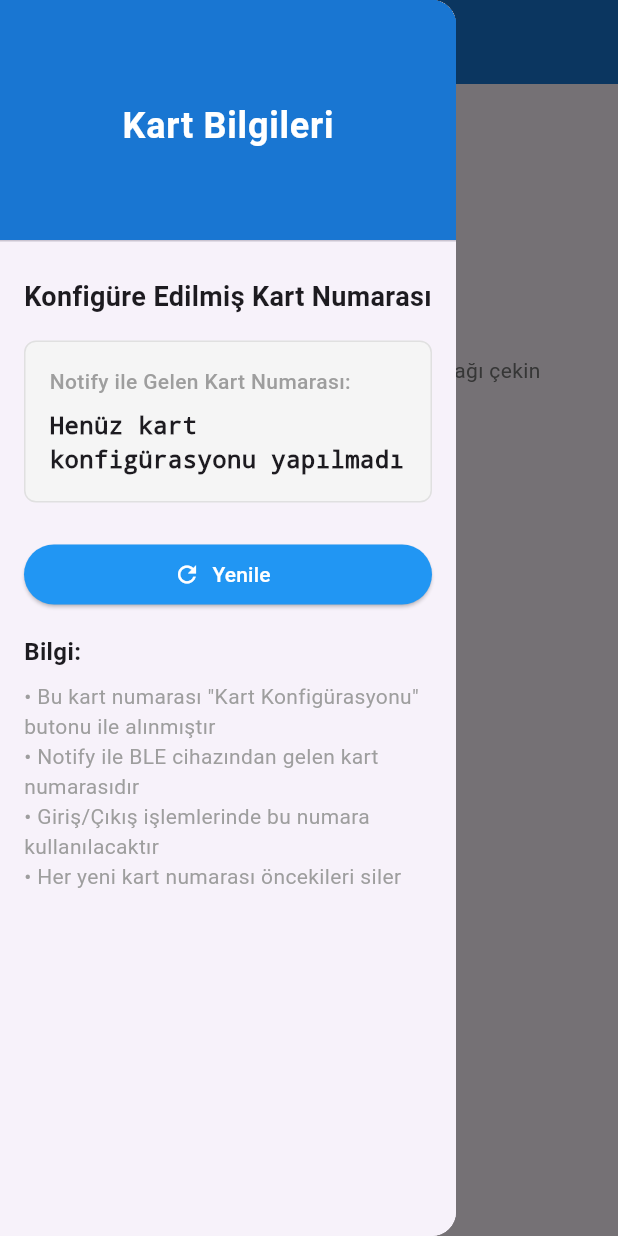
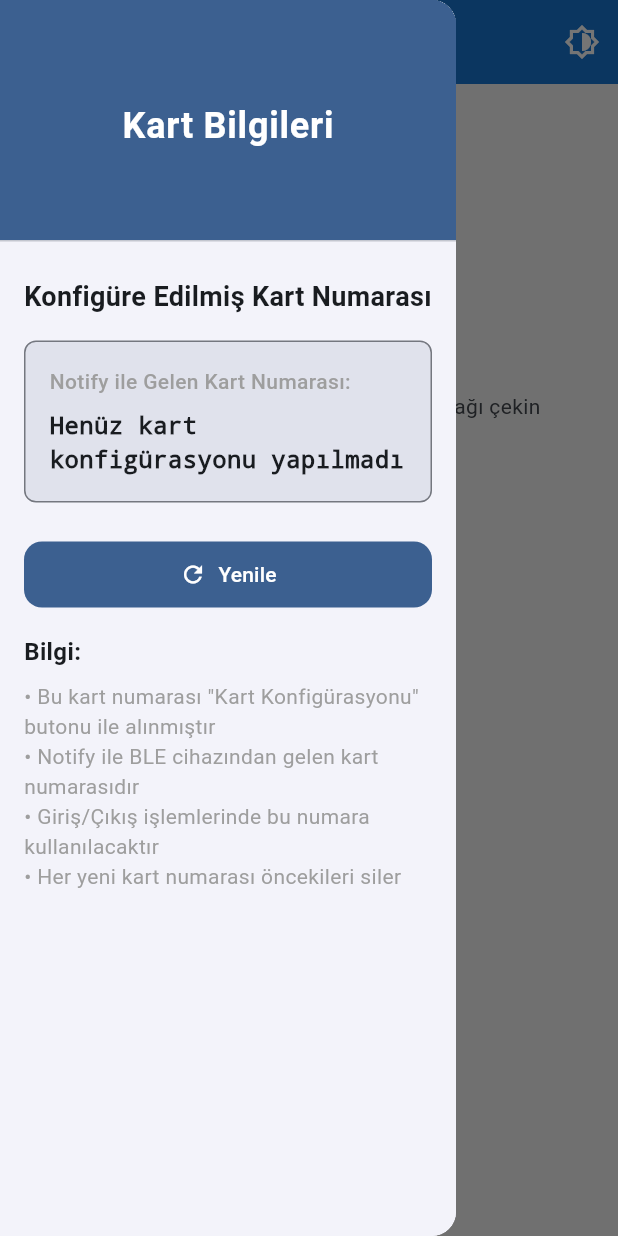
Before and after one commit to Emirkynr/PFD6000-flutter, a Flutter app: the screen it shows after launch, with the side drawer open, on a phone screen of 412 x 824 dp. Run offline on Flutter 3.47's test engine with Material 3 defaults, Android fonts, the phone set to English and light mode, and no system bars; our stand-ins replace convert, permission_handler, shared_preferences, sprintf; missing offline and left inert: flutter_reactive_ble.

Commit message:
ui update

```diff
--- a/lib/main.dart
+++ b/lib/main.dart
@@ -1,19 +1,41 @@
 import 'package:flutter/material.dart';
 import 'ui/scanner_page.dart';
+import 'theme/app_theme.dart';
+import 'theme/theme_provider.dart';
 
 void main() {
   runApp(const MyApp());
 }
 
-class MyApp extends StatelessWidget {
+class MyApp extends StatefulWidget {
   const MyApp({super.key});
 
   @override
+  State<MyApp> createState() => _MyAppState();
+
+  // Static accessor for ThemeProvider to easily toggle from anywhere
+  static ThemeProvider of(BuildContext context) {
+    return context.findAncestorStateOfType<_MyAppState>()!._themeProvider;
+  }
+}
+
+class _MyAppState extends State<MyApp> {
+  final ThemeProvider _themeProvider = ThemeProvider();
+
+  @override
   Widget build(BuildContext context) {
-    return const MaterialApp(
-      debugShowCheckedModeBanner: false,
-      title: 'Politeknik BLE Reader',
-      home: ScannerPage(),
+    return ListenableBuilder(
+      listenable: _themeProvider,
+      builder: (context, child) {
+        return MaterialApp(
+          debugShowCheckedModeBanner: false,
+          title: 'POLITEKNIK BGS',
+          theme: AppTheme.lightTheme,
+          darkTheme: AppTheme.darkTheme,
+          themeMode: _themeProvider.themeMode,
+          home: const ScannerPage(),
+        );
+      },
     );
   }
 }
--- /dev/null
+++ b/lib/theme/app_theme.dart
@@ -0,0 +1,72 @@
+import 'package:flutter/material.dart';
+
+class AppTheme {
+  // Brand Colors
+  static const Color politeknikBlue = Color(0xFF1976D2);
+  static const Color politeknikNavy = Color(0xFF0D47A1);
+
+  // Light Theme
+  static ThemeData get lightTheme {
+    return ThemeData(
+      useMaterial3: true,
+      colorScheme: ColorScheme.fromSeed(
+        seedColor: politeknikBlue,
+        brightness: Brightness.light,
+      ),
+      scaffoldBackgroundColor: const Color(0xFFF5F5F5), // Light gray background
+      appBarTheme: const AppBarTheme(
+        centerTitle: true,
+        elevation: 0,
+        scrolledUnderElevation: 2,
+        backgroundColor: politeknikBlue,
+        foregroundColor: Colors.white,
+      ),
+      /*cardTheme: CardTheme(
+        elevation: 2,
+        shape: RoundedRectangleBorder(borderRadius: BorderRadius.circular(16)),
+        color: Colors.white,
+        surfaceTintColor: Colors.transparent,
+      ),*/
+      elevatedButtonTheme: ElevatedButtonThemeData(
+        style: ElevatedButton.styleFrom(
+          elevation: 0,
+          shape: RoundedRectangleBorder(borderRadius: BorderRadius.circular(12)),
+          padding: const EdgeInsets.symmetric(horizontal: 24, vertical: 12),
+        ),
+      ),
+    );
+  }
+
+  // Dark Theme
+  static ThemeData get darkTheme {
+    return ThemeData(
+      useMaterial3: true,
+      colorScheme: ColorScheme.fromSeed(
+        seedColor: politeknikBlue,
+        brightness: Brightness.dark,
+        surface: const Color(0xFF1E1E1E),
+      ),
+      scaffoldBackgroundColor: const Color(0xFF121212), // Dark background
+      appBarTheme: const AppBarTheme(
+        centerTitle: true,
+        elevation: 0,
+        scrolledUnderElevation: 2,
+        backgroundColor: Color(0xFF1E1E1E),
+        foregroundColor: Colors.white,
+      ),
+      /*cardTheme: CardTheme(
+        elevation: 4,
+        shape: RoundedRectangleBorder(borderRadius: BorderRadius.circular(16)),
+        color: const Color(0xFF2C2C2C),
+        surfaceTintColor: Colors.transparent,
+      ),*/
+      elevatedButtonTheme: ElevatedButtonThemeData(
+        style: ElevatedButton.styleFrom(
+          elevation: 0,
+          shape: RoundedRectangleBorder(borderRadius: BorderRadius.circular(12)),
+          padding: const EdgeInsets.symmetric(horizontal: 24, vertical: 12),
+        ),
+      ),
+    );
+  }
+}
--- /dev/null
+++ b/lib/theme/theme_provider.dart
@@ -0,0 +1,31 @@
+import 'package:flutter/material.dart';
+
+class ThemeProvider extends ChangeNotifier {
+  ThemeMode _themeMode = ThemeMode.system;
+
+  ThemeMode get themeMode => _themeMode;
+
+  bool get isDarkMode {
+    if (_themeMode == ThemeMode.system) {
+      // We can't know for sure here without context, but strictly speaking this logic
+      // is usually handled by the Flutter framework.
+      // For toggle purpose, we mainly care if it's explicitly dark.
+      return false;
+    }
+    return _themeMode == ThemeMode.dark;
+  }
+
+  void toggleTheme() {
+    if (_themeMode == ThemeMode.light) {
+      _themeMode = ThemeMode.dark;
+    } else {
+      _themeMode = ThemeMode.light;
+    }
+    notifyListeners();
+  }
+
+  void setThemeMode(ThemeMode mode) {
+    _themeMode = mode;
+    notifyListeners();
+  }
+}
--- a/lib/ui/message_log_page.dart
+++ b/lib/ui/message_log_page.dart
@@ -258,8 +258,8 @@ class _MessageLogPageState extends State<MessageLogPage> {
     return Scaffold(
       appBar: AppBar(
         title: Text('Notify Hex Data - ${widget.device.name}'),
-        backgroundColor: Colors.blue,
-        foregroundColor: Colors.white,
+        // backgroundColor: Colors.blue, // Use Theme
+        // foregroundColor: Colors.white,
         actions: [
           PopupMenuButton<String>(
             icon: const Icon(Icons.format_list_bulleted),
@@ -298,9 +298,10 @@ class _MessageLogPageState extends State<MessageLogPage> {
       body: Column(
         children: [
           // Bağlantı durumu ve kontroller
+          // Bağlantı durumu ve kontroller
           Container(
             padding: const EdgeInsets.all(16),
-            color: Colors.grey.shade100,
+            color: Theme.of(context).colorScheme.surfaceVariant, // or surfaceContainer
             child: Column(
               children: [
                 Row(
@@ -324,8 +325,8 @@ class _MessageLogPageState extends State<MessageLogPage> {
                         icon: const Icon(Icons.bluetooth),
                         label: const Text('Bağlan'),
                         style: ElevatedButton.styleFrom(
-                          backgroundColor: Colors.blue,
-                          foregroundColor: Colors.white,
+                          backgroundColor: Theme.of(context).colorScheme.primary,
+                          foregroundColor: Theme.of(context).colorScheme.onPrimary,
                         ),
                       )
                     else ...[
@@ -512,10 +513,10 @@ class MessageLogTile extends StatelessWidget {
               width: double.infinity,
               padding: const EdgeInsets.all(8),
               decoration: BoxDecoration(
-                color: log.isIncoming ? Colors.blue.shade50 : Colors.grey.shade100,
+                color: log.isIncoming ? Theme.of(context).colorScheme.primaryContainer : Theme.of(context).colorScheme.surface,
                 borderRadius: BorderRadius.circular(8),
                 border: Border.all(
-                  color: log.isIncoming ? Colors.blue.shade200 : Colors.grey.shade300,
+                  color: log.isIncoming ? Theme.of(context).colorScheme.primary.withOpacity(0.3) : Theme.of(context).dividerColor,
                 ),
               ),
               child: Column(
@@ -563,9 +564,9 @@ class MessageLogTile extends StatelessWidget {
                     Container(
                       padding: const EdgeInsets.all(8),
                       decoration: BoxDecoration(
-                        color: Colors.grey.shade50,
+                        color: Theme.of(context).colorScheme.surfaceVariant,
                         borderRadius: BorderRadius.circular(4),
-                        border: Border.all(color: Colors.grey.shade300),
+                        border: Border.all(color: Theme.of(context).dividerColor),
                       ),
                       child: Column(
                         crossAxisAlignment: CrossAxisAlignment.start,
@@ -586,10 +587,10 @@ class MessageLogTile extends StatelessWidget {
                           const SizedBox(height: 4),
                           SelectableText(
                             log.content,
-                            style: const TextStyle(
+                            style: TextStyle(
                               fontFamily: 'monospace',
                               fontSize: 11,
-                              color: Colors.black54,
+                              color: Theme.of(context).colorScheme.onSurfaceVariant,
                             ),
                           ),
                         ],
--- a/lib/ui/scanner/widgets/device_list.dart
+++ b/lib/ui/scanner/widgets/device_list.dart
@@ -34,14 +34,14 @@ class DeviceList extends StatelessWidget {
               child: Column(
                 mainAxisAlignment: MainAxisAlignment.center,
                 children: [
-                  Icon(Icons.bluetooth_searching, size: 80, color: Colors.grey.shade400),
+                  Icon(Icons.bluetooth_searching, size: 104, color: Theme.of(context).colorScheme.outline),
                   const SizedBox(height: 24),
                   Text(
                     'Cihaz bulunamadı',
                     style: TextStyle(
                       fontSize: 20,
                       fontWeight: FontWeight.bold,
-                      color: Colors.grey.shade700
+                      color: Theme.of(context).colorScheme.onSurface
                     ),
                   ),
                   const SizedBox(height: 16),
@@ -49,7 +49,7 @@ class DeviceList extends StatelessWidget {
                     'Yakındaki BLE cihazları taramak için aşağı çekin',
                     style: TextStyle(
                       fontSize: 14,
-                      color: Colors.grey.shade600
+                      color: Theme.of(context).colorScheme.onSurfaceVariant
                     ),
                     textAlign: TextAlign.center,
                   ),
--- a/lib/ui/scanner/widgets/device_list_tile.dart
+++ b/lib/ui/scanner/widgets/device_list_tile.dart
@@ -160,7 +160,7 @@ class DeviceListTile extends StatelessWidget {
           ListTile(
             leading: Icon(
               isConnected ? Icons.bluetooth_connected : Icons.bluetooth,
-              color: isConnected ? Colors.green : Colors.blue,
+              color: isConnected ? Colors.green : Theme.of(context).colorScheme.primary,
             ),
             title: Text(deviceName, style: const TextStyle(fontWeight: FontWeight.bold)),
             subtitle: Column(
--- a/lib/ui/scanner/widgets/message_settings_drawer.dart
+++ b/lib/ui/scanner/widgets/message_settings_drawer.dart
@@ -138,9 +138,9 @@ class _MessageSettingsDrawerState extends State<MessageSettingsDrawer> {
     return Drawer(
       child: Column(
         children: [
-          const DrawerHeader(
-            decoration: BoxDecoration(color: Color(0xFF1976D2)),
-            child: Center(
+          DrawerHeader(
+            decoration: BoxDecoration(color: Theme.of(context).colorScheme.primary),
+            child: const Center(
               child: Text('Kart Bilgileri', style: TextStyle(color: Colors.white, fontSize: 24, fontWeight: FontWeight.bold)),
             ),
           ),
@@ -159,9 +159,9 @@ class _MessageSettingsDrawerState extends State<MessageSettingsDrawer> {
                     width: double.infinity,
                     padding: const EdgeInsets.all(16),
                     decoration: BoxDecoration(
-                      color: Colors.grey.shade100,
+                      color: Theme.of(context).colorScheme.surfaceVariant,
                       borderRadius: BorderRadius.circular(8),
-                      border: Border.all(color: Colors.grey.shade300),
+                      border: Border.all(color: Theme.of(context).dividerColor),
                     ),
                     child: Column(
                       crossAxisAlignment: CrossAxisAlignment.start,
@@ -194,8 +194,8 @@ class _MessageSettingsDrawerState extends State<MessageSettingsDrawer> {
                       icon: const Icon(Icons.refresh),
                       label: const Text('Yenile'),
                       style: ElevatedButton.styleFrom(
-                        backgroundColor: Colors.blue,
-                        foregroundColor: Colors.white,
+                        backgroundColor: Theme.of(context).colorScheme.primary,
+                        foregroundColor: Theme.of(context).colorScheme.onPrimary,
                       ),
                     ),
                   ),
--- a/lib/ui/scanner_page.dart
+++ b/lib/ui/scanner_page.dart
@@ -11,7 +11,10 @@ import 'scanner/managers/device_filter.dart';
 import 'scanner/managers/connection_manager.dart';
 import 'scanner/managers/message_sender.dart';
 import 'scanner/managers/card_config_handler.dart';
+import 'scanner/managers/card_config_handler.dart';
 import 'message_log_page.dart';
+import '../main.dart';
+import '../theme/theme_provider.dart';
 
 /// Ana tarayıcı sayfası - BLE cihaz tarama ve mesaj gönderme
 /// Raw data'dan cihaz adı ve şifre çıkararak giriş/çıkış mesajları gönderir
@@ -396,22 +399,39 @@ class _ScannerPageState extends State<ScannerPage> {
   /// AppBar, Drawer (ayarlar), kapı durumu, cihaz listesi içerir
   @override
   Widget build(BuildContext context) {
+    // Import MyApp for theme toggling
+    // Note: Assuming MyApp is in main.dart which is usually imported or available.
+    // If not, we might need to add the import line at top.
+
     return Scaffold(
       appBar: AppBar(
-        title: const Text("Poli BLE Reader"),
-        backgroundColor: const Color(0xFF1976D2),
-        foregroundColor: Colors.white,
+        title: const Text("POLITEKNIK BGS", style: TextStyle(fontWeight: FontWeight.bold)),
+        // Remove hardcoded colors to use Theme
+        // backgroundColor: const Color(0xFF1976D2),
+        // foregroundColor: Colors.white,
         leading: Builder(
           builder: (context) => IconButton(
             icon: const Icon(Icons.menu),
             onPressed: () => Scaffold.of(context).openDrawer(),
           ),
         ),
+        actions: [
+          // Theme Toggle Button
+          IconButton(
+            icon: const Icon(Icons.brightness_medium_outlined),
+            tooltip: 'Temayı Değiştir',
+            onPressed: () {
+               MyApp.of(context).toggleTheme();
+            },
+          ),
+        ],
       ),
       drawer: const Drawer(
         child: MessageSettingsDrawer(),
       ),
-      body: Column(
+      body: KeyedSubtree(
+        key: ValueKey(Theme.of(context).brightness),
+        child: Column(
           children: [
             DoorStatusBanner(doorStatus: _doorStatus),
             Expanded(
@@ -433,6 +453,7 @@ class _ScannerPageState extends State<ScannerPage> {
             ),
           ],
         ),
+      ),
     );
   }
 }
```
Also changed, not shown: 1 other file. Lines whose indentation alone changed are shown as unchanged.
